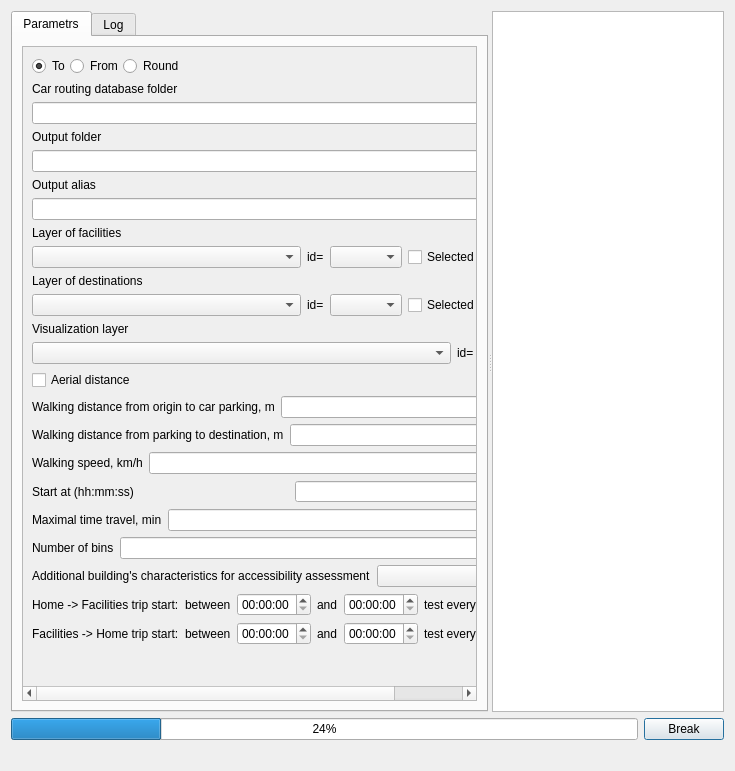
Qt form UI/car.ui (ishusterman/tau_net_calc) before a commit.
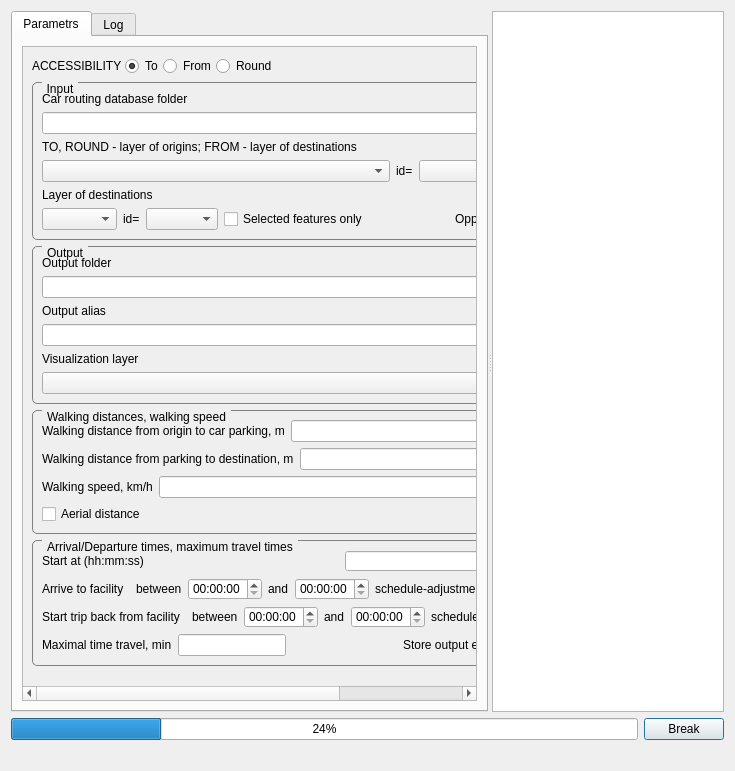
The same form after that commit. Custom widgets are drawn as their Qt base class.

What changed in the file:
```diff
--- a/UI/car.ui
+++ b/UI/car.ui
@@ -81,10 +81,10 @@
           <widget class="QWidget" name="scrollAreaWidgetContents_2">
            <property name="geometry">
             <rect>
-             <x>0</x>
-             <y>0</y>
-             <width>642</width>
-             <height>756</height>
+             <x>-208</x>
+             <y>-422</y>
+             <width>742</width>
+             <height>784</height>
             </rect>
            </property>
            <property name="sizePolicy">
@@ -99,7 +99,116 @@
             </property>
             <item>
              <layout class="QFormLayout" name="formLayout">
-              <item row="4" column="0" colspan="2">
+              <item row="2" column="0" colspan="2">
+               <layout class="QHBoxLayout" name="horizontalLayout_24">
+                <item alignment="Qt::AlignLeft">
+                 <widget class="QGroupBox" name="groupBox">
+                  <property name="font">
+                   <font>
+                    <kerning>false</kerning>
+                   </font>
+                  </property>
+                  <property name="contextMenuPolicy">
+                   <enum>Qt::CustomContextMenu</enum>
+                  </property>
+                  <property name="toolTipDuration">
+                   <number>-1</number>
+                  </property>
+                  <property name="styleSheet">
+                   <string notr="true">QGroupBox { border: none; padding: 0px; margin: 0px; }</string>
+                  </property>
+                  <property name="title">
+                   <string/>
+                  </property>
+                  <property name="flat">
+                   <bool>false</bool>
+                  </property>
+                  <layout class="QHBoxLayout">
+                   <property name="spacing">
+                    <number>0</number>
+                   </property>
+                   <property name="leftMargin">
+                    <number>0</number>
+                   </property>
+                   <property name="topMargin">
+                    <number>0</number>
+                   </property>
+                   <property name="rightMargin">
+                    <number>0</number>
+                   </property>
+                   <property name="bottomMargin">
+                    <number>0</number>
+                   </property>
+                   <item>
+                    <widget class="QLabel" name="label_15">
+                     <property name="text">
+                      <string>ACCESSIBILITY </string>
+                     </property>
+                    </widget>
+                   </item>
+                   <item>
+                    <widget class="QRadioButton" name="rbTo">
+                     <property name="text">
+                      <string>To</string>
+                     </property>
+                     <property name="checked">
+                      <bool>true</bool>
+                     </property>
+                    </widget>
+                   </item>
+                   <item>
+                    <widget class="QRadioButton" name="rbFrom">
+                     <property name="text">
+                      <string>From</string>
+                     </property>
+                     <property name="checked">
+                      <bool>false</bool>
+                     </property>
+                    </widget>
+                   </item>
+                   <item>
+                    <widget class="QRadioButton" name="rbRound">
+                     <property name="text">
+                      <string>Round</string>
+                     </property>
+                    </widget>
+                   </item>
+                  </layout>
+                 </widget>
+                </item>
+               </layout>
+              </item>
+              <item row="3" column="0" colspan="2">
+               <layout class="QHBoxLayout" name="horizontalLayout_15">
+                <item>
+                 <widget class="QGroupBox" name="gbInput">
+                  <property name="styleSheet">
+                   <string notr="true">
+QGroupBox {
+    border: 1px solid gray;
+    border-radius: 5px;
+    margin-top: 0.5em;
+}
+QGroupBox::title {
+    subcontrol-origin: margin;
+    subcontrol-position: top left;
+    left: 10px;
+    padding: 0 3px;
+}
+                    </string>
+                  </property>
+                  <property name="title">
+                   <string>Input</string>
+                  </property>
+                  <layout class="QVBoxLayout" name="verticalLayout_input_car">
+                   <item>
+                    <widget class="QLabel" name="label_14">
+                     <property name="text">
+                      <string>Car routing database folder</string>
+                     </property>
+                    </widget>
+                   </item>
+                   <item>
                <layout class="QHBoxLayout" name="horizontalLayout_5">
                 <item>
                  <widget class="QLineEdit" name="txtPathToPKL"/>
@@ -113,58 +222,14 @@
                 </item>
                </layout>
               </item>
-              <item row="6" column="0">
-               <widget class="QLabel" name="label_13">
-                <property name="text">
-                 <string>Output folder</string>
-                </property>
-               </widget>
-              </item>
-              <item row="7" column="0" colspan="2">
-               <layout class="QHBoxLayout" name="horizontalLayout_3">
                 <item>
-                 <widget class="QLineEdit" name="txtPathToProtocols">
-                  <property name="sizePolicy">
-                   <sizepolicy hsizetype="Expanding" vsizetype="Maximum">
-                    <horstretch>0</horstretch>
-                    <verstretch>0</verstretch>
-                   </sizepolicy>
-                  </property>
-                  <property name="baseSize">
-                   <size>
-                    <width>16</width>
-                    <height>0</height>
-                   </size>
-                  </property>
-                 </widget>
-                </item>
-                <item>
-                 <widget class="QToolButton" name="toolButton_protocol">
+                    <widget class="QLabel" name="lblLayer1">
                   <property name="text">
-                   <string>...</string>
+                      <string>TO, ROUND - layer of origins; FROM - layer of destinations</string>
                   </property>
                  </widget>
                 </item>
-               </layout>
-              </item>
-              <item row="8" column="0">
-               <widget class="QLabel" name="label_12">
-                <property name="text">
-                 <string>Output alias</string>
-                </property>
-               </widget>
-              </item>
-              <item row="9" column="0" colspan="2">
-               <widget class="QLineEdit" name="txtAlias"/>
-              </item>
-              <item row="12" column="0">
-               <widget class="QLabel" name="label_17">
-                <property name="text">
-                 <string>Layer of facilities</string>
-                </property>
-               </widget>
-              </item>
-              <item row="13" column="0" colspan="2">
+                   <item>
                <layout class="QHBoxLayout" name="horizontalLayout_4">
                 <item>
                  <widget class="QComboBox" name="cmbLayers">
@@ -214,14 +279,14 @@
                 </item>
                </layout>
               </item>
-              <item row="14" column="0">
-               <widget class="QLabel" name="label_5">
+                   <item>
+                    <widget class="QLabel" name="lblLayer2">
                 <property name="text">
                  <string>Layer of destinations</string>
                 </property>
                </widget>
               </item>
-              <item row="15" column="0" colspan="2">
+                   <item>
                <layout class="QHBoxLayout" name="horizontalLayout_4">
                 <item>
                  <widget class="QComboBox" name="cmbLayersDest">
@@ -269,16 +334,121 @@
                   </property>
                  </widget>
                 </item>
-               </layout>
-              </item>
-              <item row="17" column="0">
+                     <item>
+                      <widget class="QWidget" name="widget_spacer1" native="true">
+                       <property name="sizePolicy">
+                        <sizepolicy hsizetype="Expanding" vsizetype="Fixed">
+                         <horstretch>0</horstretch>
+                         <verstretch>0</verstretch>
+                        </sizepolicy>
+                       </property>
+                      </widget>
+                     </item>
+                     <item>
+                      <widget class="QLabel" name="label">
+                       <property name="sizePolicy">
+                        <sizepolicy hsizetype="Preferred" vsizetype="Preferred">
+                         <horstretch>0</horstretch>
+                         <verstretch>0</verstretch>
+                        </sizepolicy>
+                       </property>
+                       <property name="text">
+                        <string>Opportunities' fields</string>
+                       </property>
+                      </widget>
+                     </item>
+                     <item>
+                      <widget class="QgsCheckableComboBox" name="cmbFields_ch">
+                       <property name="sizePolicy">
+                        <sizepolicy hsizetype="Expanding" vsizetype="Fixed">
+                         <horstretch>0</horstretch>
+                         <verstretch>0</verstretch>
+                        </sizepolicy>
+                       </property>
+                      </widget>
+                     </item>
+                    </layout>
+                   </item>
+                  </layout>
+                 </widget>
+                </item>
+               </layout>
+              </item>
+              <item row="4" column="0" colspan="2">
+               <layout class="QHBoxLayout" name="horizontalLayout_16">
+                <item>
+                 <widget class="QGroupBox" name="gbOutput">
+                  <property name="styleSheet">
+                   <string notr="true">
+QGroupBox {
+    border: 1px solid gray;
+    border-radius: 5px;
+    margin-top: 0.5em;
+}
+QGroupBox::title {
+    subcontrol-origin: margin;
+    subcontrol-position: top left;
+    left: 10px;
+    padding: 0 3px;
+}
+                    </string>
+                  </property>
+                  <property name="title">
+                   <string>Output</string>
+                  </property>
+                  <layout class="QVBoxLayout" name="verticalLayout_output">
+                   <item>
+                    <widget class="QLabel" name="label_13">
+                     <property name="text">
+                      <string>Output folder</string>
+                     </property>
+                    </widget>
+                   </item>
+                   <item>
+                    <layout class="QHBoxLayout" name="horizontalLayout_3">
+                     <item>
+                      <widget class="QLineEdit" name="txtPathToProtocols">
+                       <property name="sizePolicy">
+                        <sizepolicy hsizetype="Expanding" vsizetype="Maximum">
+                         <horstretch>0</horstretch>
+                         <verstretch>0</verstretch>
+                        </sizepolicy>
+                       </property>
+                       <property name="baseSize">
+                        <size>
+                         <width>16</width>
+                         <height>0</height>
+                        </size>
+                       </property>
+                      </widget>
+                     </item>
+                     <item>
+                      <widget class="QToolButton" name="toolButton_protocol">
+                       <property name="text">
+                        <string>...</string>
+                       </property>
+                      </widget>
+                     </item>
+                    </layout>
+                   </item>
+                   <item>
+                    <widget class="QLabel" name="label_12">
+                     <property name="text">
+                      <string>Output alias</string>
+                     </property>
+                    </widget>
+                   </item>
+                   <item>
+                    <widget class="QLineEdit" name="txtAlias"/>
+                   </item>
+                   <item>
                <widget class="QLabel" name="lblVusual">
                 <property name="text">
                  <string>Visualization layer</string>
                 </property>
                </widget>
               </item>
-              <item row="18" column="0" colspan="2">
+                   <item>
                <layout class="QHBoxLayout" name="horizontalLayout_6">
                 <item>
                  <widget class="QComboBox" name="cmbVisLayers">
@@ -315,7 +485,35 @@
                 </item>
                </layout>
               </item>
-              <item row="20" column="0" colspan="2">
+                  </layout>
+                 </widget>
+                </item>
+               </layout>
+              </item>
+              <item row="5" column="0" colspan="2">
+               <layout class="QHBoxLayout" name="horizontalLayout_17">
+                <item>
+                 <widget class="QGroupBox" name="gbParams">
+                  <property name="styleSheet">
+                   <string notr="true">
+QGroupBox {
+    border: 1px solid gray;
+    border-radius: 5px;
+    margin-top: 0.5em;
+}
+QGroupBox::title {
+    subcontrol-origin: margin;
+    subcontrol-position: top left;
+    left: 10px;
+    padding: 0 3px;
+}
+                    </string>
+                  </property>
+                  <property name="title">
+                   <string>Walking distances, walking speed</string>
+                  </property>
+                  <layout class="QVBoxLayout" name="verticalLayout_params">
+                   <item>
                <layout class="QHBoxLayout" name="horizontalLayout_9">
                 <item>
                  <widget class="QLabel" name="label_2">
@@ -333,7 +531,7 @@
                 </item>
                </layout>
               </item>
-              <item row="21" column="0" colspan="2">
+                   <item>
                <layout class="QHBoxLayout" name="horizontalLayout_10">
                 <item>
                  <widget class="QLabel" name="label_4">
@@ -351,7 +549,7 @@
                 </item>
                </layout>
               </item>
-              <item row="22" column="0" colspan="2">
+                   <item>
                <layout class="QHBoxLayout" name="horizontalLayout_11">
                 <item>
                  <widget class="QLabel" name="label_10">
@@ -369,10 +567,49 @@
                 </item>
                </layout>
               </item>
-              <item row="25" column="0" colspan="2">
+                   <item>
+                    <layout class="QHBoxLayout" name="horizontalLayout_14">
+                     <item>
+                      <widget class="QCheckBox" name="cbRunOnAir">
+                       <property name="text">
+                        <string>Aerial distance</string>
+                       </property>
+                      </widget>
+                     </item>
+                    </layout>
+                   </item>
+                  </layout>
+                 </widget>
+                </item>
+               </layout>
+              </item>
+              <item row="6" column="0" colspan="2">
+               <layout class="QHBoxLayout" name="horizontalLayout_18">
+                <item>
+                 <widget class="QGroupBox" name="gbTimes">
+                  <property name="styleSheet">
+                   <string notr="true">
+QGroupBox {
+    border: 1px solid gray;
+    border-radius: 5px;
+    margin-top: 0.5em;
+}
+QGroupBox::title {
+    subcontrol-origin: margin;
+    subcontrol-position: top left;
+    left: 10px;
+    padding: 0 3px;
+}
+                    </string>
+                  </property>
+                  <property name="title">
+                   <string>Arrival/Departure times, maximum travel times</string>
+                  </property>
+                  <layout class="QVBoxLayout" name="verticalLayout_times">
+                   <item>
                <layout class="QHBoxLayout" name="horizontalLayout_12">
                 <item>
-                 <widget class="QLabel" name="label_11">
+                      <widget class="QLabel" name="lblStartTime">
                   <property name="text">
                    <string>Start at (hh:mm:ss)</string>
                   </property>
@@ -390,100 +627,28 @@
                 </item>
                </layout>
               </item>
-              <item row="26" column="0" colspan="2">
-               <layout class="QHBoxLayout" name="horizontalLayout_8">
                 <item>
-                 <widget class="QLabel" name="label_3">
-                  <property name="text">
-                   <string>Maximal time travel, min</string>
-                  </property>
-                 </widget>
-                </item>
-                <item>
-                 <widget class="QLineEdit" name="txtMaxTimeTravel">
-                  <property name="text">
-                   <string/>
-                  </property>
-                  <property name="alignment">
-                   <set>Qt::AlignRight</set>
-                  </property>
-                 </widget>
-                </item>
-               </layout>
-              </item>
-              <item row="27" column="0" colspan="2">
-               <layout class="QHBoxLayout" name="horizontalLayout_13">
-                <item>
-                 <widget class="QLabel" name="label_6">
-                  <property name="text">
-                   <string>Number of bins</string>
-                  </property>
-                 </widget>
-                </item>
-                <item>
-                 <widget class="QLineEdit" name="txtTimeInterval">
-                  <property name="text">
-                   <string/>
-                  </property>
-                  <property name="alignment">
-                   <set>Qt::AlignRight</set>
-                  </property>
-                 </widget>
-                </item>
-               </layout>
-              </item>
-              <item row="28" column="0" colspan="2">
-               <layout class="QHBoxLayout" name="horizontalLayout_7">
-                <item>
-                 <widget class="QLabel" name="label">
-                  <property name="sizePolicy">
-                   <sizepolicy hsizetype="Preferred" vsizetype="Preferred">
-                    <horstretch>0</horstretch>
-                    <verstretch>0</verstretch>
-                   </sizepolicy>
-                  </property>
-                  <property name="text">
-                   <string>Additional building's characteristics for accessibility assessment</string>
-                  </property>
-                 </widget>
-                </item>
-                <item>
-                 <widget class="QgsCheckableComboBox" name="cmbFields_ch">
-                  <property name="sizePolicy">
-                   <sizepolicy hsizetype="Expanding" vsizetype="Fixed">
-                    <horstretch>0</horstretch>
-                    <verstretch>0</verstretch>
-                   </sizepolicy>
-                  </property>
-                 </widget>
-                </item>
-               </layout>
-              </item>
-              <item row="29" column="0" colspan="2">
                <layout class="QHBoxLayout" name="horizontalLayout_10">
                 <item>
                  <layout class="QHBoxLayout" name="leftLayout">
                   <item>
                    <widget class="QLabel" name="lblRoundtrip1">
                     <property name="text">
-                     <string>Home -&gt; Facilities trip start:</string>
+                          <string>Arrive to facility</string>
                     </property>
                    </widget>
                   </item>
                  </layout>
                 </item>
                 <item>
-                 <spacer name="horizontalSpacer">
-                  <property name="orientation">
-                   <enum>Qt::Horizontal</enum>
-                  </property>
-                  <property name="sizeHint" stdset="0">
-                   <size>
-                    <width>40</width>
-                    <height>20</height>
-                   </size>
-                  </property>
-                 </spacer>
+                      <widget class="QWidget" name="widget_spacer3" native="true">
+                       <property name="sizePolicy">
+                        <sizepolicy hsizetype="Expanding" vsizetype="Fixed">
+                         <horstretch>0</horstretch>
+                         <verstretch>0</verstretch>
+                        </sizepolicy>
+                       </property>
+                      </widget>
                 </item>
                 <item>
                  <layout class="QHBoxLayout" name="rightLayout">
@@ -518,7 +683,7 @@
                   <item>
                    <widget class="QLabel" name="lblRoundtrip4">
                     <property name="text">
-                     <string>test every</string>
+                          <string>schedule-adjustment gap</string>
                     </property>
                    </widget>
                   </item>
@@ -540,31 +705,21 @@
                 </item>
                </layout>
               </item>
-              <item row="30" column="0" colspan="2">
+                   <item>
                <layout class="QHBoxLayout" name="horizontalLayout_23">
                 <item>
                  <layout class="QHBoxLayout" name="leftLayout2">
                   <item>
                    <widget class="QLabel" name="lblRoundtrip6">
                     <property name="text">
-                     <string>Facilities -&gt; Home trip start:</string>
+                          <string>Start trip back from facility</string>
                     </property>
                    </widget>
                   </item>
                  </layout>
                 </item>
                 <item>
-                 <spacer name="horizontalSpacer2">
-                  <property name="orientation">
-                   <enum>Qt::Horizontal</enum>
-                  </property>
-                  <property name="sizeHint" stdset="0">
-                   <size>
-                    <width>40</width>
-                    <height>20</height>
-                   </size>
-                  </property>
-                 </spacer>
+                      <widget class="QWidget" name="widget_spacer4" native="true"/>
                 </item>
                 <item>
                  <layout class="QHBoxLayout" name="rightLayout2">
@@ -599,7 +754,7 @@
                   <item>
                    <widget class="QLabel" name="lblRoundtrip9">
                     <property name="text">
-                     <string>test every</string>
+                          <string>schedule-adjustment gap</string>
                     </property>
                    </widget>
                   </item>
@@ -621,95 +776,58 @@
                 </item>
                </layout>
               </item>
-              <item row="19" column="0" colspan="2">
-               <layout class="QHBoxLayout" name="horizontalLayout_14">
                 <item>
-                 <widget class="QCheckBox" name="cbRunOnAir">
+                    <layout class="QHBoxLayout" name="horizontalLayout_8">
+                     <item>
+                      <widget class="QLabel" name="label_3">
                   <property name="text">
-                   <string>Aerial distance</string>
+                        <string>Maximal time travel, min</string>
                   </property>
                  </widget>
                 </item>
-               </layout>
-              </item>
-              <item row="2" column="0" colspan="2">
-               <layout class="QHBoxLayout" name="horizontalLayout_24">
-                <item alignment="Qt::AlignLeft">
-                 <widget class="QGroupBox" name="groupBox">
-                  <property name="font">
-                   <font>
-                    <kerning>false</kerning>
-                   </font>
-                  </property>
-                  <property name="contextMenuPolicy">
-                   <enum>Qt::CustomContextMenu</enum>
-                  </property>
-                  <property name="toolTipDuration">
-                   <number>-1</number>
-                  </property>
-                  <property name="styleSheet">
-                   <string notr="true">QGroupBox { border: none; padding: 0px; margin: 0px; }</string>
-                  </property>
-                  <property name="title">
+                     <item>
+                      <widget class="QLineEdit" name="txtMaxTimeTravel">
+                       <property name="text">
                    <string/>
                   </property>
-                  <property name="flat">
-                   <bool>false</bool>
-                  </property>
-                  <layout class="QHBoxLayout">
-                   <property name="spacing">
-                    <number>0</number>
-                   </property>
-                   <property name="leftMargin">
-                    <number>0</number>
-                   </property>
-                   <property name="topMargin">
-                    <number>0</number>
-                   </property>
-                   <property name="rightMargin">
-                    <number>0</number>
-                   </property>
-                   <property name="bottomMargin">
-                    <number>0</number>
-                   </property>
+                       <property name="alignment">
+                        <set>Qt::AlignRight</set>
+                       </property>
+                      </widget>
+                     </item>
                    <item>
-                    <widget class="QRadioButton" name="rbTo">
-                     <property name="text">
-                      <string>To</string>
-                     </property>
-                     <property name="checked">
-                      <bool>true</bool>
-                     </property>
+                      <widget class="QWidget" name="widget_spacer2" native="true">
+                       <property name="sizePolicy">
+                        <sizepolicy hsizetype="Expanding" vsizetype="Fixed">
+                         <horstretch>0</horstretch>
+                         <verstretch>0</verstretch>
+                        </sizepolicy>
+                       </property>
                     </widget>
                    </item>
                    <item>
-                    <widget class="QRadioButton" name="rbFrom">
+                      <widget class="QLabel" name="label_6">
                      <property name="text">
-                      <string>From</string>
-                     </property>
-                     <property name="checked">
-                      <bool>false</bool>
-                     </property>
+                        <string>Store output every, min</string>
+                       </property>
                     </widget>
                    </item>
                    <item>
-                    <widget class="QRadioButton" name="rbRound">
+                      <widget class="QLineEdit" name="txtTimeInterval">
                      <property name="text">
-                      <string>Round</string>
-                     </property>
+                        <string/>
+                       </property>
+                       <property name="alignment">
+                        <set>Qt::AlignRight</set>
+                       </property>
                     </widget>
                    </item>
                   </layout>
-                 </widget>
-                </item>
-               </layout>
-              </item>
-              <item row="3" column="0">
-               <widget class="QLabel" name="label_14">
-                <property name="text">
-                 <string>Car routing database folder</string>
-                </property>
-               </widget>
+                   </item>
+                  </layout>
+                 </widget>
+                </item>
+               </layout>
               </item>
              </layout>
             </item>
```
Lines whose indentation alone changed are shown as unchanged.
